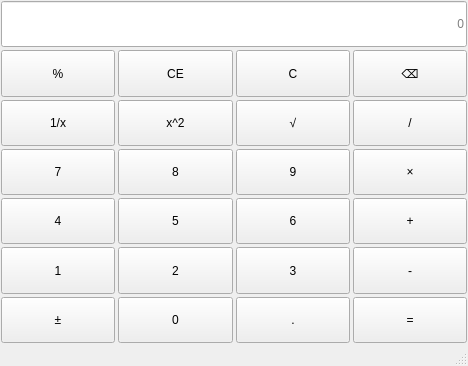
name232517/QtCourse, file homework2-计算器/mainwindow.ui: the form before one commit.
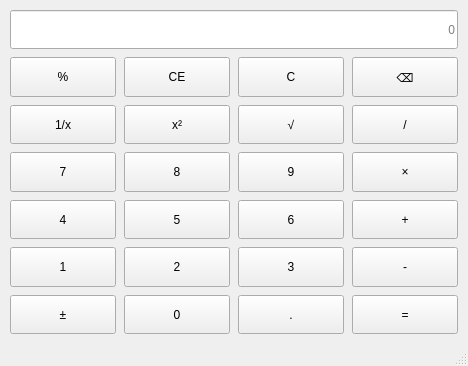
The form after the commit.

Commit message: 第五次提交：界面美化与最后检查

Patch:
```diff
--- a/homework2-计算器/mainwindow.ui
+++ b/homework2-计算器/mainwindow.ui
@@ -16,22 +16,25 @@
   <widget class="QWidget" name="centralwidget">
    <layout class="QVBoxLayout" name="verticalLayout">
     <property name="spacing">
-     <number>3</number>
+     <number>8</number>
     </property>
     <property name="leftMargin">
-     <number>1</number>
+     <number>10</number>
     </property>
     <property name="topMargin">
-     <number>1</number>
+     <number>10</number>
     </property>
     <property name="rightMargin">
-     <number>1</number>
+     <number>10</number>
     </property>
     <property name="bottomMargin">
-     <number>1</number>
+     <number>10</number>
     </property>
     <item>
      <layout class="QGridLayout" name="gridLayout">
+      <property name="spacing">
+       <number>8</number>
+      </property>
       <item row="5" column="0">
        <widget class="QPushButton" name="btnNum1">
         <property name="sizePolicy">
@@ -213,7 +216,7 @@
          </sizepolicy>
         </property>
         <property name="text">
-         <string>x^2</string>
+         <string>x²</string>
         </property>
        </widget>
       </item>
```
Left out of the diff: 12 changed lines with no effect on the pictures. The commit also changes 4 other files.
